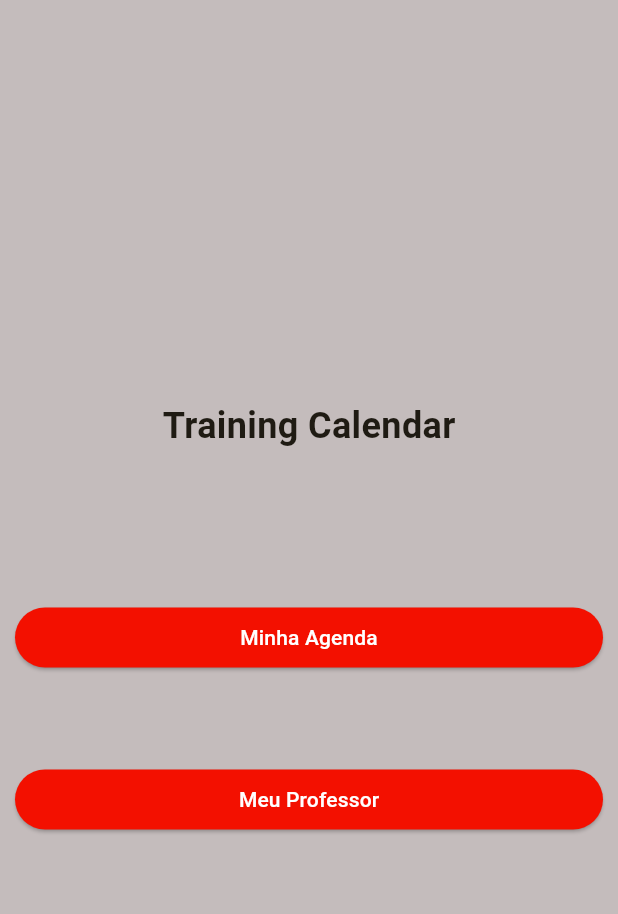
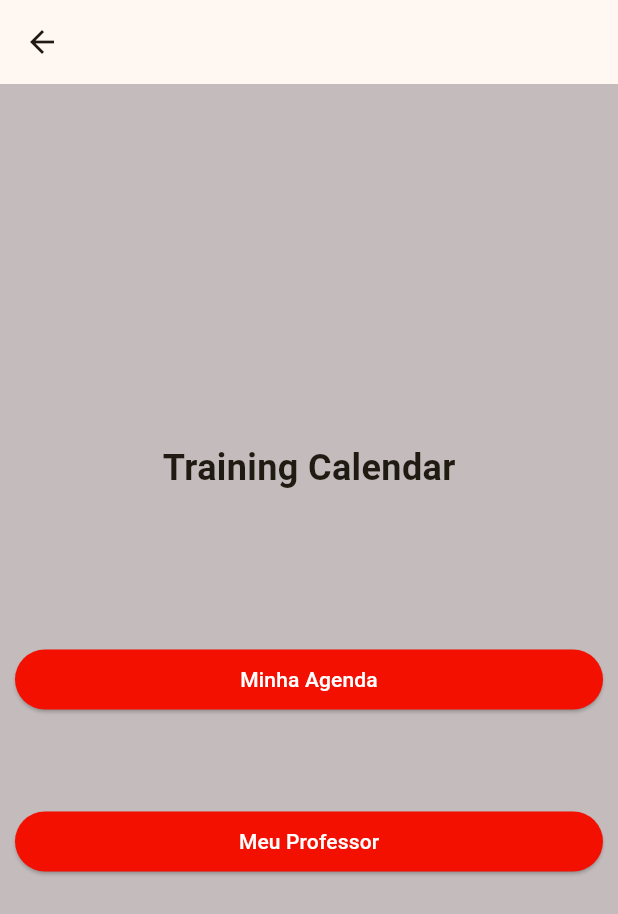
Before and after one commit to HenriqueMertins/ProjetoIntegrado_front-end, a Flutter app: the choicePupil screen opened by its route, on a phone screen of 412 x 824 dp. Shown: the top 914 px of the screen. Run offline on Flutter 3.47's test engine with Material 2 defaults, Android fonts, the light colour scheme and no system bars; our stand-ins replace table_calendar.

Commit message:
tudo vai e tudo volta

```diff
--- a/lib/pages/pupil/first.scene.dart
+++ b/lib/pages/pupil/first.scene.dart
@@ -13,6 +13,16 @@
   @override
   Widget build(BuildContext context) {
     return Scaffold(
+      appBar: AppBar(
+        centerTitle: true,
+        title: const Text(""),
+        leading: IconButton(
+          icon: const Icon(Icons.arrow_back),
+          onPressed: () {
+            Navigator.of(context).pop();
+          },
+        ),
+      ),
       backgroundColor: const Color.fromARGB(255, 196, 188, 188),
       body: Padding(
         padding: const EdgeInsets.all(10),
@@ -34,7 +44,9 @@
               ButtonTheme(
                 height: 60.0,
                 child: ElevatedButton(
-                  onPressed: () => {},
+                  onPressed: () => {
+                    Navigator.of(context).pushNamed("/calendarPupil")
+                  },
                   style: ElevatedButton.styleFrom(
                     backgroundColor: const Color.fromARGB(
                         255, 243, 16, 0),
--- a/lib/pages/pupil/login.page.pupil.dart
+++ b/lib/pages/pupil/login.page.pupil.dart
@@ -13,7 +13,7 @@
     return Scaffold(
       appBar: AppBar(
         centerTitle: true,
-        title: const Text("Login"),
+        title: const Text("Login Aluno"),
         leading: IconButton(
           icon: const Icon(Icons.arrow_back),
           onPressed: () {
@@ -57,7 +57,9 @@
               ButtonTheme(
                 height: 60.0,
                 child: ElevatedButton(
-                  onPressed: () => {},
+                  onPressed: () => {
+                    Navigator.of(context).pushNamed("/firstScenePupil")
+                  },
                   child: const Text(
                     "Entrar",
                     style: TextStyle(color: Color.fromARGB(255, 199, 15, 8)),
--- a/lib/route/RouteGenerator.dart
+++ b/lib/route/RouteGenerator.dart
@@ -16,12 +16,15 @@
       case "/loginProfessorPage":
         return MaterialPageRoute(
             settings: settings, builder: (_) => const LoginProfessorPage());
-      case "/choicePupil":
-        return MaterialPageRoute(
-            settings: settings, builder: (_) => const choicePupil());
       case "/LoginPupilPage":
         return MaterialPageRoute(
             settings: settings, builder: (_) => const LoginPupilPage());
+      case "/firstScenePupil":
+        return MaterialPageRoute(
+            settings: settings, builder: (_) => const choicePupil());
+      case "/calendarPupil":
+        return MaterialPageRoute(
+            settings: settings, builder: (_) => const calendarPage());
       default:
         return _errorRoute();
     }
```
